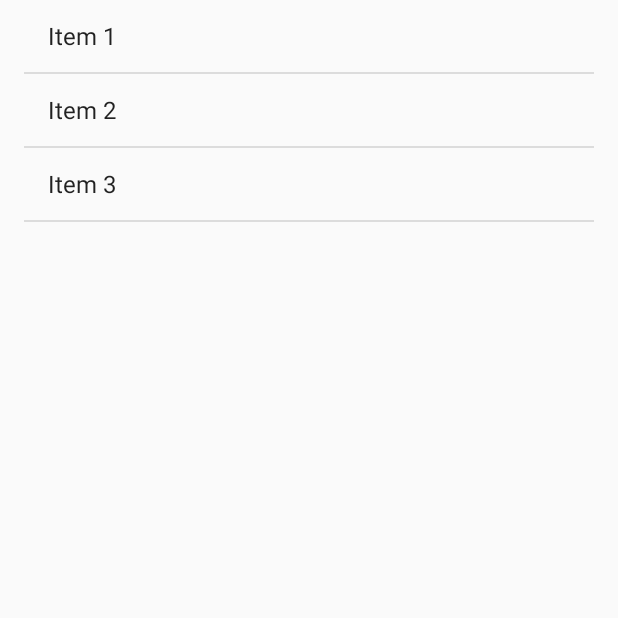
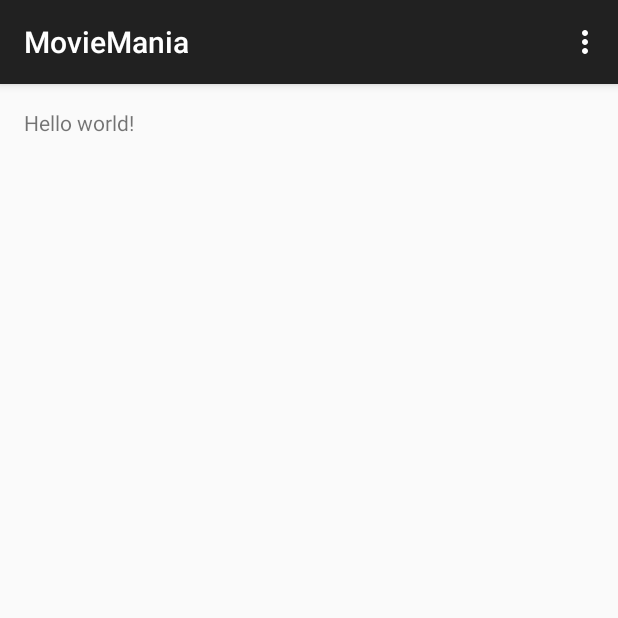
Before and after one commit to sathley/Movie-Mania, an Android app: the screen it shows after launch (MovieListActivity before the commit, MainActivity after it), on a phone screen of 412 x 824 dp, the top half of it. Run offline under Robolectric (Android 15) with nearby library versions, the phone set to English and light mode, and no system bars.

Commit message:
modified structure

```diff
--- /dev/null
+++ b/app/src/main/java/com/appacitive/moviemania/app/MainActivity.java
@@ -0,0 +1,36 @@
+package com.appacitive.moviemania.app;
+
+import android.support.v7.app.ActionBarActivity;
+import android.os.Bundle;
+import android.view.Menu;
+import android.view.MenuItem;
+
+
+public class MainActivity extends ActionBarActivity {
+
+    @Override
+    protected void onCreate(Bundle savedInstanceState) {
+        super.onCreate(savedInstanceState);
+        setContentView(R.layout.activity_main);
+    }
+
+
+    @Override
+    public boolean onCreateOptionsMenu(Menu menu) {
+        // Inflate the menu; this adds items to the action bar if it is present.
+        getMenuInflater().inflate(R.menu.main, menu);
+        return true;
+    }
+
+    @Override
+    public boolean onOptionsItemSelected(MenuItem item) {
+        // Handle action bar item clicks here. The action bar will
+        // automatically handle clicks on the Home/Up button, so long
+        // as you specify a parent activity in AndroidManifest.xml.
+        int id = item.getItemId();
+        if (id == R.id.action_settings) {
+            return true;
+        }
+        return super.onOptionsItemSelected(item);
+    }
+}
--- a/app/src/main/java/com/appacitive/moviemania/app/MovieListActivity.java
+++ /dev/null
@@ -1,83 +0,0 @@
-package com.appacitive.moviemania.app;
-
-import android.content.Intent;
-import android.os.Bundle;
-import android.support.v4.app.FragmentActivity;
-
-
-
-
-/**
- * An activity representing a list of Movies. This activity
- * has different presentations for handset and tablet-size devices. On
- * handsets, the activity presents a list of items, which when touched,
- * lead to a {@link MovieDetailActivity} representing
- * item details. On tablets, the activity presents the list of items and
- * item details side-by-side using two vertical panes.
- * <p>
- * The activity makes heavy use of fragments. The list of items is a
- * {@link MovieListFragment} and the item details
- * (if present) is a {@link MovieDetailFragment}.
- * <p>
- * This activity also implements the required
- * {@link MovieListFragment.Callbacks} interface
- * to listen for item selections.
- */
-public class MovieListActivity extends FragmentActivity
-        implements MovieListFragment.Callbacks {
-
-    /**
-     * Whether or not the activity is in two-pane mode, i.e. running on a tablet
-     * device.
-     */
-    private boolean mTwoPane;
-
-    @Override
-    protected void onCreate(Bundle savedInstanceState) {
-        super.onCreate(savedInstanceState);
-        setContentView(R.layout.activity_movie_list);
-
-        if (findViewById(R.id.movie_detail_container) != null) {
-            // The detail container view will be present only in the
-            // large-screen layouts (res/values-large and
-            // res/values-sw600dp). If this view is present, then the
-            // activity should be in two-pane mode.
-            mTwoPane = true;
-
-            // In two-pane mode, list items should be given the
-            // 'activated' state when touched.
-            ((MovieListFragment) getSupportFragmentManager()
-                    .findFragmentById(R.id.movie_list))
-                    .setActivateOnItemClick(true);
-        }
-
-        // TODO: If exposing deep links into your app, handle intents here.
-    }
-
-    /**
-     * Callback method from {@link MovieListFragment.Callbacks}
-     * indicating that the item with the given ID was selected.
-     */
-    @Override
-    public void onItemSelected(String id) {
-        if (mTwoPane) {
-            // In two-pane mode, show the detail view in this activity by
-            // adding or replacing the detail fragment using a
-            // fragment transaction.
-            Bundle arguments = new Bundle();
-            arguments.putString(MovieDetailFragment.ARG_ITEM_ID, id);
-            MovieDetailFragment fragment = new MovieDetailFragment();
-            fragment.setArguments(arguments);
-            getSupportFragmentManager().beginTransaction()
-                    .replace(R.id.movie_detail_container, fragment)
-                    .commit();
-
-        } else {
-            // In single-pane mode, simply start the detail activity
-            // for the selected item ID.
-            Intent detailIntent = new Intent(this, MovieDetailActivity.class);
-            detailIntent.putExtra(MovieDetailFragment.ARG_ITEM_ID, id);
-            startActivity(detailIntent);
-        }
-    }
-}
--- a/app/src/main/java/com/appacitive/moviemania/app/MovieListFragment.java
+++ /dev/null
@@ -1,152 +0,0 @@
-package com.appacitive.moviemania.app;
-
-import android.app.Activity;
-import android.os.Bundle;
-import android.support.v4.app.ListFragment;
-import android.view.View;
-import android.widget.ArrayAdapter;
-import android.widget.ListView;
-
-
-import com.appacitive.moviemania.app.dummy.DummyContent;
-
-/**
- * A list fragment representing a list of Movies. This fragment
- * also supports tablet devices by allowing list items to be given an
- * 'activated' state upon selection. This helps indicate which item is
- * currently being viewed in a {@link MovieDetailFragment}.
- * <p>
- * Activities containing this fragment MUST implement the {@link Callbacks}
- * interface.
- */
-public class MovieListFragment extends ListFragment {
-
-    /**
-     * The serialization (saved instance state) Bundle key representing the
-     * activated item position. Only used on tablets.
-     */
-    private static final String STATE_ACTIVATED_POSITION = "activated_position";
-
-    /**
-     * The fragment's current callback object, which is notified of list item
-     * clicks.
-     */
-    private Callbacks mCallbacks = sDummyCallbacks;
-
-    /**
-     * The current activated item position. Only used on tablets.
-     */
-    private int mActivatedPosition = ListView.INVALID_POSITION;
-
-    /**
-     * A callback interface that all activities containing this fragment must
-     * implement. This mechanism allows activities to be notified of item
-     * selections.
-     */
-    public interface Callbacks {
-        /**
-         * Callback for when an item has been selected.
-         */
-        public void onItemSelected(String id);
-    }
-
-    /**
-     * A dummy implementation of the {@link Callbacks} interface that does
-     * nothing. Used only when this fragment is not attached to an activity.
-     */
-    private static Callbacks sDummyCallbacks = new Callbacks() {
-        @Override
-        public void onItemSelected(String id) {
-        }
-    };
-
-    /**
-     * Mandatory empty constructor for the fragment manager to instantiate the
-     * fragment (e.g. upon screen orientation changes).
-     */
-    public MovieListFragment() {
-    }
-
-    @Override
-    public void onCreate(Bundle savedInstanceState) {
-        super.onCreate(savedInstanceState);
-
-        // TODO: replace with a real list adapter.
-        setListAdapter(new ArrayAdapter<DummyContent.DummyItem>(
-                getActivity(),
-                android.R.layout.simple_list_item_activated_1,
-                android.R.id.text1,
-                DummyContent.ITEMS));
-    }
-
-    @Override
-    public void onViewCreated(View view, Bundle savedInstanceState) {
-        super.onViewCreated(view, savedInstanceState);
-
-        // Restore the previously serialized activated item position.
-        if (savedInstanceState != null
-                && savedInstanceState.containsKey(STATE_ACTIVATED_POSITION)) {
-            setActivatedPosition(savedInstanceState.getInt(STATE_ACTIVATED_POSITION));
-        }
-    }
-
-    @Override
-    public void onAttach(Activity activity) {
-        super.onAttach(activity);
-
-        // Activities containing this fragment must implement its callbacks.
-        if (!(activity instanceof Callbacks)) {
-            throw new IllegalStateException("Activity must implement fragment's callbacks.");
-        }
-
-        mCallbacks = (Callbacks) activity;
-    }
-
-    @Override
-    public void onDetach() {
-        super.onDetach();
-
-        // Reset the active callbacks interface to the dummy implementation.
-        mCallbacks = sDummyCallbacks;
-    }
-
-    @Override
-    public void onListItemClick(ListView listView, View view, int position, long id) {
-        super.onListItemClick(listView, view, position, id);
-
-        // Notify the active callbacks interface (the activity, if the
-        // fragment is attached to one) that an item has been selected.
-        mCallbacks.onItemSelected(DummyContent.ITEMS.get(position).id);
-    }
-
-    @Override
-    public void onSaveInstanceState(Bundle outState) {
-        super.onSaveInstanceState(outState);
-        if (mActivatedPosition != ListView.INVALID_POSITION) {
-            // Serialize and persist the activated item position.
-            outState.putInt(STATE_ACTIVATED_POSITION, mActivatedPosition);
-        }
-    }
-
-    /**
-     * Turns on activate-on-click mode. When this mode is on, list items will be
-     * given the 'activated' state when touched.
-     */
-    public void setActivateOnItemClick(boolean activateOnItemClick) {
-        // When setting CHOICE_MODE_SINGLE, ListView will automatically
-        // give items the 'activated' state when touched.
-        getListView().setChoiceMode(activateOnItemClick
-                ? ListView.CHOICE_MODE_SINGLE
-                : ListView.CHOICE_MODE_NONE);
-    }
-
-    private void setActivatedPosition(int position) {
-        if (position == ListView.INVALID_POSITION) {
-            getListView().setItemChecked(mActivatedPosition, false);
-        } else {
-            getListView().setItemChecked(position, true);
-        }
-
-        mActivatedPosition = position;
-    }
-}
--- a/app/src/main/java/com/appacitive/moviemania/app/dummy/DummyContent.java
+++ /dev/null
@@ -1,55 +0,0 @@
-package com.appacitive.moviemania.app.dummy;
-
-import java.util.ArrayList;
-import java.util.HashMap;
-import java.util.List;
-import java.util.Map;
-
-/**
- * Helper class for providing sample content for user interfaces created by
- * Android template wizards.
- * <p>
- * TODO: Replace all uses of this class before publishing your app.
- */
-public class DummyContent {
-
-    /**
-     * An array of sample (dummy) items.
-     */
-    public static List<DummyItem> ITEMS = new ArrayList<DummyItem>();
-
-    /**
-     * A map of sample (dummy) items, by ID.
-     */
-    public static Map<String, DummyItem> ITEM_MAP = new HashMap<String, DummyItem>();
-
-    static {
-        // Add 3 sample items.
-        addItem(new DummyItem("1", "Item 1"));
-        addItem(new DummyItem("2", "Item 2"));
-        addItem(new DummyItem("3", "Item 3"));
-    }
-
-    private static void addItem(DummyItem item) {
-        ITEMS.add(item);
-        ITEM_MAP.put(item.id, item);
-    }
-
-    /**
-     * A dummy item representing a piece of content.
-     */
-    public static class DummyItem {
-        public String id;
-        public String content;
-
-        public DummyItem(String id, String content) {
-            this.id = id;
-            this.content = content;
-        }
-
-        @Override
-        public String toString() {
-            return content;
-        }
-    }
-}
--- /dev/null
+++ b/app/src/main/res/layout/activity_main.xml
@@ -0,0 +1,16 @@
+<RelativeLayout xmlns:android="http://schemas.android.com/apk/res/android"
+    xmlns:tools="http://schemas.android.com/tools"
+    android:layout_width="match_parent"
+    android:layout_height="match_parent"
+    android:paddingLeft="@dimen/activity_horizontal_margin"
+    android:paddingRight="@dimen/activity_horizontal_margin"
+    android:paddingTop="@dimen/activity_vertical_margin"
+    android:paddingBottom="@dimen/activity_vertical_margin"
+    tools:context="com.appacitive.moviemania.app.MainActivity">
+
+    <TextView
+        android:text="@string/hello_world"
+        android:layout_width="wrap_content"
+        android:layout_height="wrap_content" />
+
+</RelativeLayout>
--- /dev/null
+++ b/app/src/main/res/menu/main.xml
@@ -0,0 +1,9 @@
+<menu xmlns:android="http://schemas.android.com/apk/res/android"
+    xmlns:app="http://schemas.android.com/apk/res-auto"
+    xmlns:tools="http://schemas.android.com/tools"
+    tools:context="com.appacitive.moviemania.app.MainActivity" >
+    <item android:id="@+id/action_settings"
+        android:title="@string/action_settings"
+        android:orderInCategory="100"
+        app:showAsAction="never" />
+</menu>
--- /dev/null
+++ b/app/src/main/res/values-w820dp/dimens.xml
@@ -0,0 +1,6 @@
+<resources>
+    <!-- Example customization of dimensions originally defined in res/values/dimens.xml
+         (such as screen margins) for screens with more than 820dp of available width. This
+         would include 7" and 10" devices in landscape (~960dp and ~1280dp respectively). -->
+    <dimen name="activity_horizontal_margin">64dp</dimen>
+</resources>
--- /dev/null
+++ b/app/src/main/res/values/dimens.xml
@@ -0,0 +1,5 @@
+<resources>
+    <!-- Default screen margins, per the Android Design guidelines. -->
+    <dimen name="activity_horizontal_margin">16dp</dimen>
+    <dimen name="activity_vertical_margin">16dp</dimen>
+</resources>
--- a/app/src/main/res/values/strings.xml
+++ b/app/src/main/res/values/strings.xml
@@ -1,7 +1,8 @@
 <?xml version="1.0" encoding="utf-8"?>
 <resources>
 
-    <string name="app_name">Movie Mania</string>
-    <string name="title_movie_detail">Movie Detail</string>
+    <string name="app_name">MovieMania</string>
+    <string name="hello_world">Hello world!</string>
+    <string name="action_settings">Settings</string>
 
 </resources>
```
Also changed, not shown: app/build.gradle (+5 -4 lines), app/src/main/AndroidManifest.xml (+1 -10 lines), app/src/main/java/com/appacitive/moviemania/app/MovieDetailActivity.java (deleted, +0 -68 lines), app/src/main/java/com/appacitive/moviemania/app/MovieDetailFragment.java (deleted, +0 -62 lines), app/src/main/res/layout/activity_movie_detail.xml (deleted, +0 -7 lines), app/src/main/res/layout/activity_movie_list.xml (deleted, +0 -10 lines), app/src/main/res/layout/activity_movie_twopane.xml (deleted, +0 -38 lines), app/src/main/res/layout/fragment_movie_detail.xml (deleted, +0 -9 lines), app/src/main/res/values-large/refs.xml (deleted, +0 -10 lines), app/src/main/res/values-sw600dp/refs.xml (deleted, +0 -10 lines), 4 other files.
